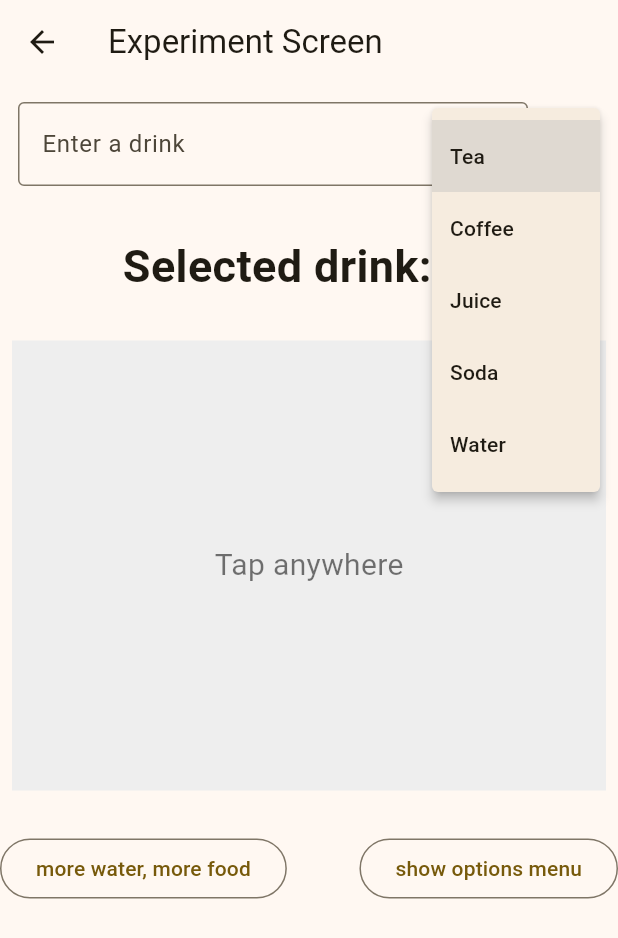
After one commit to kulude/first-time-using-vscode, a Flutter app: the ExperimentScreen screen opened directly, after a tap on the "more vert" icon, on a phone screen of 412 x 824 dp. The commit adds this screen. Shown: the top 938 px of the screen. Run offline on Flutter 3.47's test engine with Material 3 defaults, Android fonts, the phone set to English and light mode, and no system bars; our stand-ins replace image_picker, shared_preferences; accounts and stored records are empty.

Commit message:
added alot of fuctionality

```diff
--- a/lib/models/image_class.dart
+++ b/lib/models/image_class.dart
@@ -1,4 +1,3 @@
-
 const imageList = [
   'assets/images/pexels-1.jpg',
   'assets/images/pexels-2.jpg',
@@ -7,10 +6,11 @@ const imageList = [
   'assets/images/pexels-5.jpg',
   'assets/images/pexels-6.jpg',
 ];
+
 class ImageClass {
   final String imageUrl;
   final String title;
-  final int id;
+  final String id;
   final int imageNumber;
 
   const ImageClass({
--- a/lib/models/image_object.dart
+++ b/lib/models/image_object.dart
@@ -1,11 +1,13 @@
 //import 'package:flutter/material.dart';
 import 'package:recipe_app/models/image_class.dart';
+import 'package:uuid/uuid.dart';
 
 final List<ImageClass> imageObjects = List.generate(imageList.length, (index) {
+  final uuid = Uuid();
   return ImageClass(
     imageUrl: imageList[index],
     title: 'Image ${index + 1}',
-    id: index + 1,
+    id: uuid.v4(),
     imageNumber: index + 1,
   );
 });
--- /dev/null
+++ b/lib/screens/experiment.dart
@@ -0,0 +1,216 @@
+import 'package:flutter/material.dart';
+
+class ExperimentScreen extends StatefulWidget {
+  const ExperimentScreen({super.key});
+
+  @override
+  State<ExperimentScreen> createState() => _ExperimentScreenState();
+}
+
+class _ExperimentScreenState extends State<ExperimentScreen> {
+  String _string = 'tae';
+
+  final TextEditingController _controller = TextEditingController();
+
+  Offset? _tapPosition;
+
+  @override
+  void initState() {
+    super.initState();
+    _string = 'tea';
+  }
+
+  @override
+  void dispose() {
+    _controller.dispose();
+    super.dispose();
+  }
+
+  @override
+  Widget build(BuildContext context) {
+    return Scaffold(
+      appBar: AppBar(title: Text('Experiment Screen')),
+      body: Column(
+        children: [
+          Padding(
+            padding: const EdgeInsets.all(12),
+            child: Row(
+              children: [
+                Expanded(
+                  child: TextField(
+                    controller: _controller,
+                    decoration: InputDecoration(
+                      border: OutlineInputBorder(),
+                      labelText: 'Enter a drink',
+                    ),
+                    onSubmitted: (_) {
+                      setState(() {
+                        _string = _controller.text;
+                      });
+                    },
+                  ),
+                ),
+                PopupMenuButton<String>(
+                  onSelected: (value) {
+                    if (value == 'tea') {
+                      setState(() {
+                        _string = value;
+                        _controller.text = value;
+                      });
+                    } else if (value == 'coffee') {
+                      setState(() {
+                        _string = value;
+                        _controller.text = value;
+                      }); // Do something for coffee
+                    } else if (value == 'juice') {
+                      setState(() {
+                        _string = value;
+                        _controller.text = value;
+                      }); // Do something for juice
+                    } else if (value == 'soda') {
+                      setState(() {
+                        _string = value;
+                        _controller.text = value;
+                      }); // Do something for soda
+                    } else if (value == 'water') {
+                      setState(() {
+                        _string = value;
+                        _controller.text = value;
+                      }); // Do something for water
+                    }
+                  },
+                  initialValue: _string,
+                  itemBuilder: (ctx) {
+                    return [
+                      PopupMenuItem<String>(value: 'tea', child: Text('Tea')),
+                      PopupMenuItem<String>(
+                        value: 'coffee',
+                        child: Text('Coffee'),
+                      ),
+                      PopupMenuItem<String>(
+                        value: 'juice',
+                        child: Text('Juice'),
+                      ),
+                      PopupMenuItem<String>(value: 'soda', child: Text('Soda')),
+                      PopupMenuItem<String>(
+                        value: 'water',
+                        child: Text('Water'),
+                      ),
+                    ];
+                  },
+                ),
+              ],
+            ),
+          ),
+          SizedBox(height: 20),
+          Text.rich(
+            TextSpan(
+              text: 'Selected drink: ',
+              style: TextStyle(fontSize: 30, fontWeight: FontWeight.bold),
+              children: [
+                TextSpan(
+                  text: _string,
+                  style: TextStyle(fontSize: 24, color: Colors.blue),
+                ),
+              ],
+            ),
+          ),
+          SizedBox(height: 20),
+          Stack(
+            children: [
+              GestureDetector(
+                onTapDown: (TapDownDetails details) {
+                  RenderBox renderBox = context.findRenderObject() as RenderBox;
+                  Offset localPosition = renderBox.globalToLocal(
+                    details.globalPosition,
+                  );
+                  setState(() {
+                    _tapPosition = localPosition;
+                  });
+                },
+                child: Padding(
+                  padding: const EdgeInsets.all(8.0),
+                  child: Container(
+                    width: double.infinity,
+                    height: 300,
+                    color: Colors.grey[200],
+                    alignment: Alignment.center,
+                    child: Text(
+                      'Tap anywhere',
+                      style: TextStyle(fontSize: 20, color: Colors.black54),
+                    ),
+                  ),
+                ),
+              ),
+              if (_tapPosition != null)
+                Positioned(
+                  left: _tapPosition!.dx - 0,
+                  top: _tapPosition!.dy - 250,
+                  child: Text(
+                    'Tap Position: ${_tapPosition!.dx.toStringAsFixed(2)}, ${_tapPosition!.dy.toStringAsFixed(2)}',
+                  ),
+                ),
+            ],
+          ),
+          SizedBox(height: 20),
+          Row(
+            mainAxisAlignment: MainAxisAlignment.spaceBetween,
+            children: [
+              OutlinedButton(
+                onPressed: () {
+                  _insertTextAtCursor('more water, more food ');
+                },
+                child: Text('more water, more food'),
+              ),
+              OutlinedButton(
+                onPressed: () {
+                  RenderBox renderBox = context.findRenderObject() as RenderBox;
+                  Offset position = renderBox.localToGlobal(Offset.zero);
+                  _showMenu(context, position);
+                },
+                child: Text('show options menu'),
+              ),
+            ],
+          ),
+        ],
+      ),
+    );
+  }
+
+  void _insertTextAtCursor(String newText) {
+    final text = _controller.text;
+    final selection = _controller.selection;
+
+    if (!selection.isValid) return;
+
+    final newTextValue = text.replaceRange(
+      selection.start,
+      selection.end,
+      newText,
+    );
+
+    final newCursorPosition = selection.start + newText.length;
+
+    _controller.value = TextEditingValue(
+      text: newTextValue,
+      selection: TextSelection.collapsed(offset: newCursorPosition),
+    );
+  }
+
+  void _showMenu(BuildContext context, Offset position) {
+    showMenu(
+      context: context,
+      position: RelativeRect.fromLTRB(position.dx, position.dy, 0, 0),
+      items: [
+        PopupMenuItem<String>(value: 'Option 1', child: Text('Option 1')),
+        PopupMenuItem<String>(value: 'Option 2', child: Text('Option 2')),
+        PopupMenuItem<String>(value: 'Option 3', child: Text('Option 3')),
+      ],
+    ).then((value) {
+      if (value != null) {
+        // Handle the selected value
+        print('Selected: $value');
+      }
+    });
+  }
+}
--- a/pubspec.yaml
+++ b/pubspec.yaml
@@ -35,6 +35,9 @@ dependencies:
   # Use with the CupertinoIcons class for iOS style icons.
   cupertino_icons: ^1.0.8
   provider: ^6.1.5
+  uuid: ^4.5.1
+  image_picker: ^1.1.2
+  shared_preferences: ^2.5.3
 
 dev_dependencies:
   flutter_test:
```
Also changed, not shown: lib/responsive.dart/desktop_layout.dart (+11 -1 lines), lib/screens/google_page.dart (added, +138 -0 lines), lib/screens/home_page.dart (+60 -8 lines), lib/screens/image_page.dart (+26 -3 lines), lib/screens/search.dart (added, +135 -0 lines), lib/services/first_service.dart (+6 -1 lines), pubspec.lock, 8 other files.
